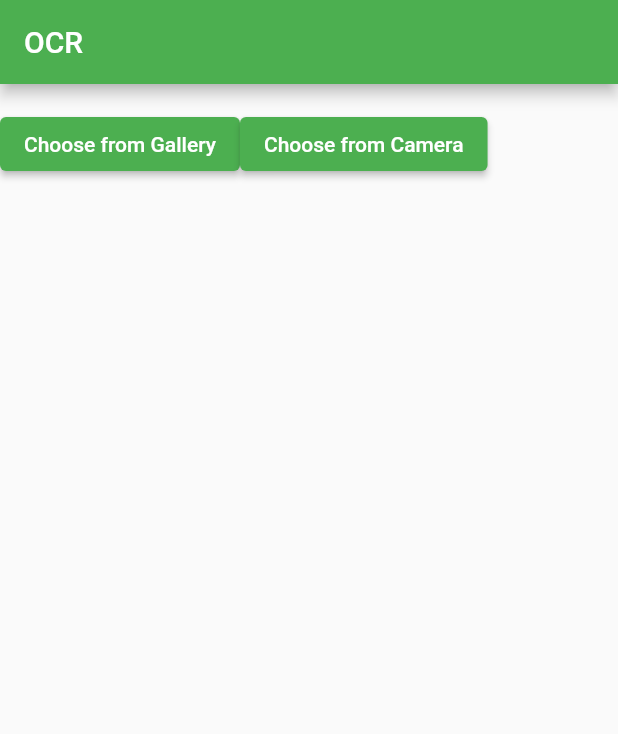
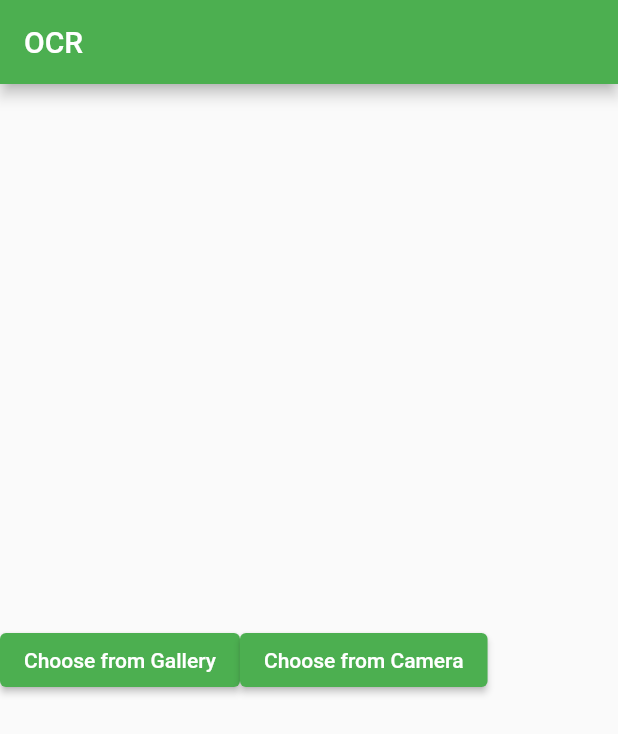
Before and after one commit to arnavg115/flutter-ocr, a Flutter app: the screen it shows after launch, on a phone screen of 412 x 824 dp. Shown: the top 734 px of the screen. Run offline on Flutter 3.47's test engine with Material 2 defaults, Android fonts, the phone set to English and light mode, and no system bars; our stand-ins replace image_picker; missing offline and left inert: flutter_tesseract_ocr, loading_animations.

Commit message:
major changes

```diff
--- a/lib/main.dart
+++ b/lib/main.dart
@@ -13,7 +13,7 @@ class MyApp extends StatelessWidget {
   Widget build(BuildContext context) {
     return MultiProvider(
         providers: [
-          Provider<PhotoModel>(
+          ChangeNotifierProvider<PhotoModel>(
             create: (_) => PhotoModel(""),
           )
         ],
--- a/lib/pages/HomePage.dart
+++ b/lib/pages/HomePage.dart
@@ -1,4 +1,5 @@
 import 'package:flutter/material.dart';
+
 import 'package:image_picker/image_picker.dart';
 import 'package:ocr/models.dart';
 import 'package:provider/provider.dart';
@@ -100,8 +101,8 @@ class MyHomePage extends StatelessWidget {
         title: Text("OCR"),
       ),
       body: Center(child: Consumer<PhotoModel>(builder: (_, value, __) {
-        return Column(children: [
-          Text(value.path),
+        return Column(
+          children: [
             Row(
               children: [
                 ElevatedButton(
@@ -111,6 +112,7 @@ class MyHomePage extends StatelessWidget {
                           source: ImageSource.gallery);
                       if (res != null) {
                         value.path = res.path;
+                        Navigator.pushNamed(context, "/ocr");
                       }
                     },
                     child: Text("Choose from Gallery")),
@@ -127,7 +129,9 @@ class MyHomePage extends StatelessWidget {
                     child: Text("Choose from Camera"))
               ],
             )
-        ]);
+          ],
+          mainAxisAlignment: MainAxisAlignment.center,
+        );
       })),
     );
   }
```
Also changed, not shown: lib/pages/OCR.dart (+87 -17 lines). Lines whose indentation alone changed are shown as unchanged.
